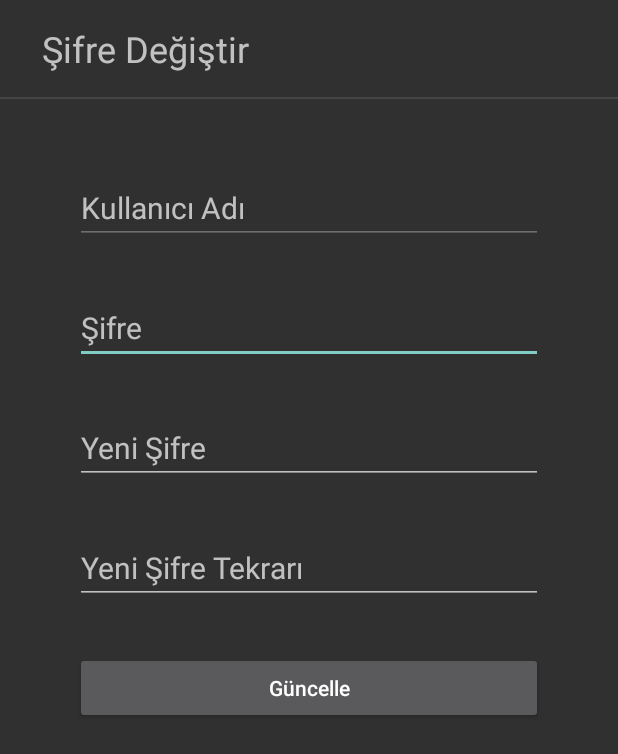
After one commit to mertcansegmen/stoktakip, an Android app: the KullaniciGuncelleActivity screen opened directly, with no data from a screen before it, on a phone screen of 412 x 824 dp. The commit adds this screen. Shown: the top 754 px of the screen. Run offline under Robolectric (Android 15) with nearby library versions, the phone set to English and light mode, and no system bars; libraries missing offline, so code that uses them is left out: com.jeevandeshmukh.glidetoastlib.

Commit message:
Kullanıcı şifre değiştirme özelliği eklendi

```diff
--- a/app/src/main/AndroidManifest.xml
+++ b/app/src/main/AndroidManifest.xml
@@ -11,7 +11,8 @@
         android:roundIcon="@mipmap/ic_launcher_round"
         android:supportsRtl="true"
         android:theme="@style/Theme.AppCompat.NoActionBar">
-        <activity android:name=".activities.UrunGuncelleActivity"></activity>
+        <activity android:name=".activities.KullaniciGuncelleActivity"></activity>
+        <activity android:name=".activities.UrunGuncelleActivity" />
         <activity android:name=".activities.UrunEkleActivity" />
         <activity android:name=".activities.BarkodOkuyucuActivity" />
         <activity
--- a/app/src/main/java/com/example/mert/stoktakip/activities/AnasayfaActivity.java
+++ b/app/src/main/java/com/example/mert/stoktakip/activities/AnasayfaActivity.java
@@ -138,7 +138,9 @@ public class AnasayfaActivity extends AppCompatActivity
             getSupportFragmentManager().beginTransaction().replace(R.id.fragment_container, new VeritabaniFragment()).commit();
         } else if (id == R.id.nav_ayarlar) {
             getSupportActionBar().setTitle(R.string.nav_ayarlar_title);
-            getSupportFragmentManager().beginTransaction().replace(R.id.fragment_container, new AyarlarFragment()).commit();
+            AyarlarFragment fragment = new AyarlarFragment();
+            fragment.setArguments(bundle);
+            getSupportFragmentManager().beginTransaction().replace(R.id.fragment_container, fragment).commit();
         } else if (id == R.id.nav_cikis_yap) {
             finish();
             Intent intent = new Intent(this, GirisYapActivity.class);
--- a/app/src/main/java/com/example/mert/stoktakip/activities/GirisYapActivity.java
+++ b/app/src/main/java/com/example/mert/stoktakip/activities/GirisYapActivity.java
@@ -71,7 +71,7 @@ public class GirisYapActivity extends AppCompatActivity {
             return;
         }
         // Eğer kullanıcı adı ya da şifre yanlışsa hata ver
-        if(!vti.girisBilgileriniKontrolEt(kullanici.getKadi(), kullanici.getSifre())){
+        if(!vti.girisBilgileriniKontrolEt(kullanici)){
             new GlideToast.makeToast(GirisYapActivity.this, "Kullanıcı adı ya da şifre yanlış.",
                     GlideToast.LENGTHTOOLONG, GlideToast.FAILTOAST).show();
             sifreTxt.setText(null);
--- /dev/null
+++ b/app/src/main/java/com/example/mert/stoktakip/activities/KullaniciGuncelleActivity.java
@@ -0,0 +1,103 @@
+package com.example.mert.stoktakip.activities;
+
+import android.content.Intent;
+import android.os.Handler;
+import android.support.v7.app.AppCompatActivity;
+import android.os.Bundle;
+import android.view.View;
+import android.widget.Button;
+import android.widget.EditText;
+
+import com.example.mert.stoktakip.R;
+import com.example.mert.stoktakip.models.Kullanici;
+import com.example.mert.stoktakip.models.VeritabaniIslemleri;
+import com.example.mert.stoktakip.utils.TouchInterceptorLayout;
+import com.jeevandeshmukh.glidetoastlib.GlideToast;
+
+public class KullaniciGuncelleActivity extends AppCompatActivity {
+
+    TouchInterceptorLayout til;
+    EditText kadiTxt;
+    EditText sifreTxt;
+    EditText yeniSifreTxt;
+    EditText yeniSifreTekrarTxt;
+    Button guncelleBtn;
+
+    String kadi;
+
+    VeritabaniIslemleri vti;
+
+    @Override
+    protected void onCreate(Bundle savedInstanceState) {
+        super.onCreate(savedInstanceState);
+        setContentView(R.layout.activity_kullanici_guncelle);
+
+        til = findViewById(R.id.interceptorLayout);
+        kadiTxt = findViewById(R.id.txt_kadi);
+        sifreTxt = findViewById(R.id.txt_sifre);
+        yeniSifreTxt = findViewById(R.id.txt_yeni_sifre);
+        yeniSifreTekrarTxt = findViewById(R.id.txt_yeni_sifre_tekrari);
+        guncelleBtn = findViewById(R.id.btn_kullanici_guncelle);
+
+        vti = new VeritabaniIslemleri(KullaniciGuncelleActivity.this);
+
+        Intent intent = getIntent();
+        kadi = intent.getStringExtra("kadi");
+
+        kadiTxt.setEnabled(false);
+        kadiTxt.setText(kadi);
+
+        til.setOnClickListener(new View.OnClickListener() {
+            @Override
+            public void onClick(View v) {
+                new GlideToast.makeToast(KullaniciGuncelleActivity.this, "Kullanıcı adı değiştirilemez.",
+                        GlideToast.LENGTHTOOLONG, GlideToast.INFOTOAST).show();
+            }
+        });
+        guncelleBtn.setOnClickListener(e -> kullaniciGuncelle());
+    }
+
+    private void kullaniciGuncelle() {
+        Kullanici kullanici = new Kullanici(kadi, sifreTxt.getText().toString());
+        Kullanici yeniKullanici = new Kullanici(kadi, yeniSifreTxt.getText().toString());
+        if(sifreTxt.getText().toString().equals("") || yeniSifreTxt.getText().toString().equals("") || yeniSifreTekrarTxt.getText().toString().equals("")){
+            new GlideToast.makeToast(KullaniciGuncelleActivity.this, "Lütfen bütün alanları doldurun.",
+                    GlideToast.LENGTHTOOLONG, GlideToast.INFOTOAST).show();
+            return;
+        }
+        if(!vti.girisBilgileriniKontrolEt(kullanici)){
+            new GlideToast.makeToast(KullaniciGuncelleActivity.this, "Girdiğiniz şifre yanlış.",
+                    GlideToast.LENGTHTOOLONG, GlideToast.FAILTOAST).show();
+            sifreTxt.setText(null);
+            return;
+        }
+        if(!yeniSifreTxt.getText().toString().equals(yeniSifreTekrarTxt.getText().toString())){
+            new GlideToast.makeToast(KullaniciGuncelleActivity.this, "Girdiğiniz şifreler birbiriyle uyuşmuyor.",
+                    GlideToast.LENGTHTOOLONG, GlideToast.FAILTOAST).show();
+            return;
+        }
+        if(vti.kullaniciGuncelle(yeniKullanici) < 1){
+            new GlideToast.makeToast(KullaniciGuncelleActivity.this, "Hata oluştu.",
+                    GlideToast.LENGTHTOOLONG, GlideToast.FAILTOAST).show();
+            return;
+        }
+        new GlideToast.makeToast(KullaniciGuncelleActivity.this, "Bilgileriniz güncellendi.",
+                GlideToast.LENGTHTOOLONG, GlideToast.SUCCESSTOAST).show();
+        alanlariBosalt();
+        final Handler handler = new Handler();
+        handler.postDelayed(new Runnable() {
+            @Override
+            public void run() {
+                finish();
+            }
+        }, GlideToast.LENGTHTOOLONG);
+
+    }
+
+    private void alanlariBosalt(){
+        kadiTxt.setText(null);
+        sifreTxt.setText(null);
+        yeniSifreTxt.setText(null);
+        yeniSifreTekrarTxt.setText(null);
+    }
+}
--- a/app/src/main/java/com/example/mert/stoktakip/activities/UrunGuncelleActivity.java
+++ b/app/src/main/java/com/example/mert/stoktakip/activities/UrunGuncelleActivity.java
@@ -38,8 +38,6 @@ public class UrunGuncelleActivity extends AppCompatActivity {
         urunGuncelleBtn = findViewById(R.id.btn_urun_guncelle);
         til = findViewById(R.id.interceptorLayout);
         mp = MediaPlayer.create(this, R.raw.scan_sound);
-
-        //alisFiyatiTxt.setText("");
 
         // Barkod numarası güncellenemeyeceği için TextView devre dışı bırakılıyor
         barkodNoTxt.setEnabled(false);
--- a/app/src/main/java/com/example/mert/stoktakip/models/Kullanici.java
+++ b/app/src/main/java/com/example/mert/stoktakip/models/Kullanici.java
@@ -5,6 +5,11 @@ public class Kullanici {
     private String sifre;
 
     public Kullanici() {}
+
+    public Kullanici(String kadi, String sifre) {
+        this.kadi = kadi;
+        this.sifre = sifre;
+    }
 
     public String getKadi() {
         return kadi;
--- a/app/src/main/java/com/example/mert/stoktakip/models/VeritabaniIslemleri.java
+++ b/app/src/main/java/com/example/mert/stoktakip/models/VeritabaniIslemleri.java
@@ -136,12 +136,12 @@ public class VeritabaniIslemleri extends SQLiteOpenHelper {
         SQLiteDatabase db = this.getWritableDatabase();
 
         ContentValues values = new ContentValues();
-        values.put(SUTUN_KULLANICI_KADI, kullanici.getKadi());
         values.put(SUTUN_KULLANICI_SIFRE, kullanici.getSifre());
 
         int degisenSatir = db.update(TABLO_KULLANICI, values, SUTUN_KULLANICI_KADI + " = ?",
                            new String[]{kullanici.getKadi()});
         db.close();
+        Log.i("mert", degisenSatir + " ");
         return degisenSatir;
     }
 
@@ -169,12 +169,12 @@ public class VeritabaniIslemleri extends SQLiteOpenHelper {
     }
 
     // Kullanıcı adı ve şifrenin doğruluğunu kontrol eden metot
-    public boolean girisBilgileriniKontrolEt(String kadi, String sifre) {
+    public boolean girisBilgileriniKontrolEt(Kullanici kullanici) {
         SQLiteDatabase db = this.getReadableDatabase();
 
         String[] sutunlar = {SUTUN_KULLANICI_KADI};
         String  secim = SUTUN_KULLANICI_KADI + " = ?" + " AND " + SUTUN_KULLANICI_SIFRE + " = ?";
-        String[] secimOlcutleri = {kadi, sifre};
+        String[] secimOlcutleri = {kullanici.getKadi(), kullanici.getSifre()};
 
         Cursor cursor = db.query(TABLO_KULLANICI,       // işlem için kullanılacak tablo
                 sutunlar,                               // geri dönecek sütunlar
--- /dev/null
+++ b/app/src/main/res/layout/activity_kullanici_guncelle.xml
@@ -0,0 +1,134 @@
+<?xml version="1.0" encoding="utf-8"?>
+<android.support.constraint.ConstraintLayout xmlns:android="http://schemas.android.com/apk/res/android"
+    xmlns:app="http://schemas.android.com/apk/res-auto"
+    xmlns:tools="http://schemas.android.com/tools"
+    android:layout_width="match_parent"
+    android:layout_height="match_parent"
+    tools:context=".activities.KullaniciGuncelleActivity">
+
+    <TextView
+        android:id="@+id/txt_urun_ekle"
+        android:layout_width="wrap_content"
+        android:layout_height="wrap_content"
+        android:layout_marginStart="28dp"
+        android:layout_marginLeft="28dp"
+        android:layout_marginTop="16dp"
+        android:layout_marginEnd="8dp"
+        android:layout_marginRight="8dp"
+        android:text="@string/sifre_degistir"
+        android:textSize="24sp"
+        app:layout_constraintEnd_toEndOf="parent"
+        app:layout_constraintHorizontal_bias="0.0"
+        app:layout_constraintStart_toStartOf="parent"
+        app:layout_constraintTop_toTopOf="parent" />
+
+    <View
+        android:id="@+id/cizgi"
+        android:layout_width="match_parent"
+        android:layout_height="1dp"
+        android:layout_marginTop="16dp"
+        android:background="#1AFFFFFF"
+        app:layout_constraintEnd_toEndOf="parent"
+        app:layout_constraintHorizontal_bias="0.0"
+        app:layout_constraintStart_toStartOf="parent"
+        app:layout_constraintTop_toBottomOf="@+id/txt_urun_ekle" />
+
+    <com.example.mert.stoktakip.utils.TouchInterceptorLayout
+        android:id="@+id/interceptorLayout"
+        android:layout_width="0dp"
+        android:layout_height="wrap_content"
+        android:layout_marginStart="50dp"
+        android:layout_marginLeft="50dp"
+        android:layout_marginTop="50dp"
+        android:layout_marginEnd="50dp"
+        android:layout_marginRight="50dp"
+        android:ems="10"
+        app:layout_constraintEnd_toEndOf="parent"
+        app:layout_constraintStart_toStartOf="parent"
+        app:layout_constraintTop_toTopOf="@id/cizgi">
+
+        <EditText
+            android:id="@+id/txt_kadi"
+            android:layout_width="match_parent"
+            android:layout_height="wrap_content"
+
+            android:hint="@string/kadi"
+            android:inputType="textPersonName"
+            android:textSize="20sp"
+
+            app:layout_constraintEnd_toEndOf="parent"
+            app:layout_constraintStart_toStartOf="parent" />
+
+    </com.example.mert.stoktakip.utils.TouchInterceptorLayout>
+
+    <EditText
+        android:id="@+id/txt_sifre"
+        android:layout_width="0dp"
+        android:layout_height="wrap_content"
+
+        android:layout_marginStart="50dp"
+        android:layout_marginLeft="50dp"
+        android:layout_marginTop="32dp"
+        android:layout_marginEnd="50dp"
+        android:layout_marginRight="50dp"
+        android:hint="@string/sifre"
+        android:inputType="textPassword"
+        android:textSize="20sp"
+        app:layout_constraintEnd_toEndOf="parent"
+        app:layout_constraintStart_toStartOf="parent"
+        app:layout_constraintTop_toBottomOf="@+id/interceptorLayout" />
+
+    <EditText
+        android:id="@+id/txt_yeni_sifre"
+        android:layout_width="0dp"
+        android:layout_height="wrap_content"
+
+        android:layout_marginStart="50dp"
+        android:layout_marginLeft="50dp"
+        android:layout_marginTop="32dp"
+        android:layout_marginEnd="50dp"
+        android:layout_marginRight="50dp"
+        android:hint="@string/yeni_sifre"
+        android:inputType="textPassword"
+        android:textSize="20sp"
+        app:layout_constraintEnd_toEndOf="parent"
+        app:layout_constraintHorizontal_bias="0.0"
+        app:layout_constraintStart_toStartOf="parent"
+        app:layout_constraintTop_toBottomOf="@+id/txt_sifre" />
+
+    <EditText
+        android:id="@+id/txt_yeni_sifre_tekrari"
+        android:layout_width="0dp"
+        android:layout_height="wrap_content"
+
+        android:layout_marginStart="50dp"
+        android:layout_marginLeft="50dp"
+        android:layout_marginTop="32dp"
+        android:layout_marginEnd="50dp"
+        android:layout_marginRight="50dp"
+        android:hint="@string/yeni_sifre_terkrar"
+        android:inputType="textPassword"
+        android:textSize="20sp"
+        app:layout_constraintEnd_toEndOf="parent"
+        app:layout_constraintHorizontal_bias="0.0"
+        app:layout_constraintStart_toStartOf="parent"
+        app:layout_constraintTop_toBottomOf="@+id/txt_yeni_sifre" />
+
+    <Button
+        android:id="@+id/btn_kullanici_guncelle"
+        android:layout_width="match_parent"
+        android:layout_height="wrap_content"
+
+        android:layout_marginStart="50dp"
+        android:layout_marginLeft="50dp"
+        android:layout_marginTop="32dp"
+        android:layout_marginEnd="50dp"
+        android:layout_marginRight="50dp"
+
+        android:text="@string/kadi_guncelle"
+        android:textAllCaps="false"
+        app:layout_constraintEnd_toEndOf="parent"
+        app:layout_constraintStart_toStartOf="parent"
+        app:layout_constraintTop_toBottomOf="@+id/txt_yeni_sifre_tekrari" />
+
+</android.support.constraint.ConstraintLayout>
--- a/app/src/main/res/layout/activity_urun_ekle.xml
+++ b/app/src/main/res/layout/activity_urun_ekle.xml
@@ -5,7 +5,6 @@
     android:layout_width="match_parent"
     android:layout_height="match_parent"
     tools:context=".activities.UrunEkleActivity">
-
 
     <TextView
         android:id="@+id/txt_urun_ekle"
--- a/app/src/main/res/values/strings.xml
+++ b/app/src/main/res/values/strings.xml
@@ -22,6 +22,8 @@
     <string name="kadi">Kullanıcı Adı</string>
     <string name="sifre">Şifre</string>
     <string name="sifretekrar">Şifre Tekrarı</string>
+    <string name="yeni_sifre">Yeni Şifre</string>
+    <string name="yeni_sifre_terkrar">Yeni Şifre Tekrarı</string>
     <string name="kaydol">Hesabınız yok mu? Kayıt olun.</string>
     <string name="hatirla">Giriş bilgilerini hatırla</string>
     <string name="uyeol">Kayıt Ol</string>
@@ -80,4 +82,7 @@
     <string name="ornek_adet">5</string>
     <string name="adet_text">\u0020adet |\u0020</string>
     <string name="ornek_kullanici">kullanici</string>
+    <string name="kadi_guncelle">Güncelle</string>
+    <string name="kullanici_ayarlari">Kullanıcı Ayarları</string>
+    <string name="sifre_degistir">Şifre Değiştir</string>
 </resources>
```
Also changed, not shown: app/src/main/java/com/example/mert/stoktakip/fragments/AyarlarFragment.java (+17 -0 lines), app/src/main/res/layout/fragment_ayarlar.xml (+17 -1 lines).
